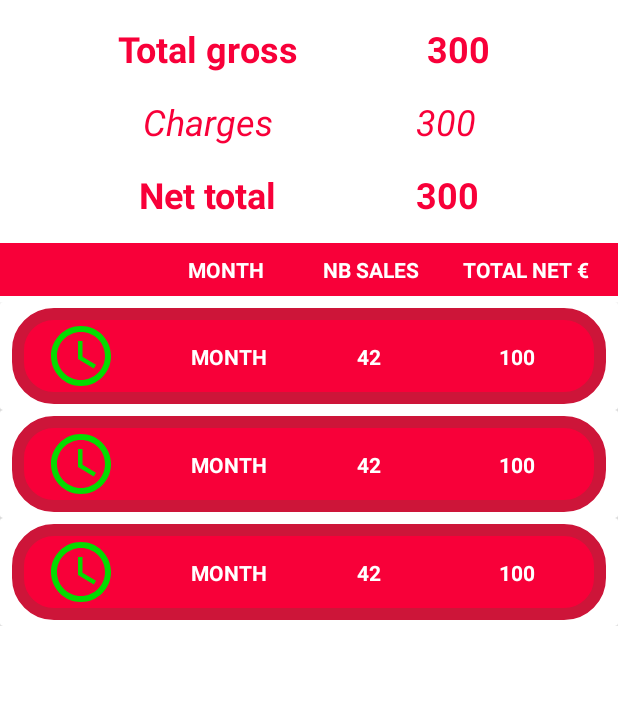
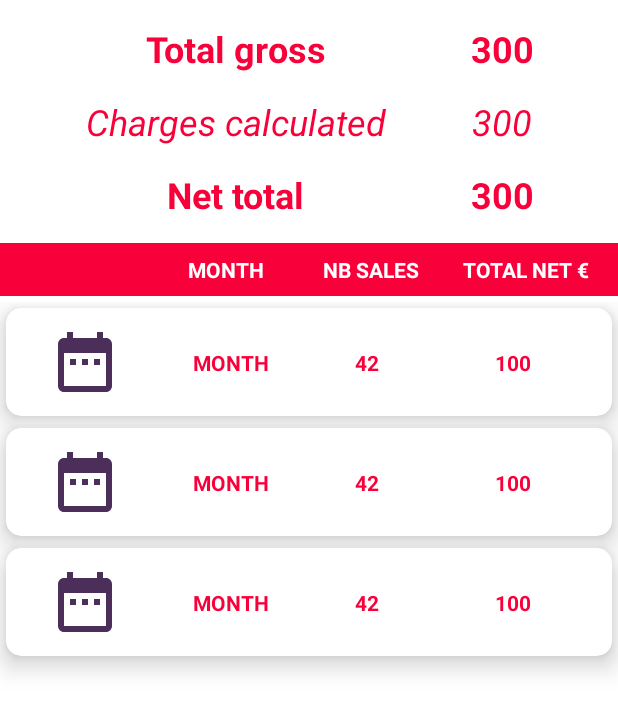
Before and after one commit to CharlotteJu/itch.io-Sales, an Android app: the layout fragment_list_month.xml on its own in the app's theme, with its tools: preview values and no code run, on a phone screen of 412 x 824 dp. Shown: the top 712 px of the screen. Run offline under Robolectric (Android 15) with nearby library versions, the phone set to English and light mode, and no system bars.

Commit message:
Design RCV + Utils

```diff
--- /dev/null
+++ b/app/src/main/java/com/charlotte/judon/gifstats/model/CustomBarEntry.kt
@@ -0,0 +1,6 @@
+package com.charlotte.judon.gifstats.model
+
+import com.github.mikephil.charting.data.BarEntry
+
+data class CustomBarEntry (val barEntry : BarEntry, val name : String) {
+}
--- a/app/src/main/java/com/charlotte/judon/gifstats/views/adapters/SaleAdapter.kt
+++ b/app/src/main/java/com/charlotte/judon/gifstats/views/adapters/SaleAdapter.kt
@@ -49,7 +49,7 @@ class SaleAdapter (private var listSales : List<Sale>, private val context: Cont
 
             itemView.date.text = sale.dateString
 
-            val dateString = Utils.convertStringToDateWithLocale(sale.dateString, sale.hour,"MM/dd/yyyy")
+            val dateString = Utils.convertStringToDateWithLocale(sale.dateString, sale.hour,"MM/dd")
             itemView.date.text = dateString[0]
             itemView.hour.text = dateString[1]
             itemView.country_code.text = sale.countryCode
--- a/app/src/main/java/com/charlotte/judon/gifstats/views/adapters/SaleMonthAdapter.kt
+++ b/app/src/main/java/com/charlotte/judon/gifstats/views/adapters/SaleMonthAdapter.kt
@@ -43,9 +43,9 @@ class SaleMonthAdapter (private var listSales : List<MonthSale>, private var onC
             itemView.total_txt.text = monthSale.totalPrice.toString()
 
             if (monthSale.isInProgress) {
-                itemView.logo_time_ic.setImageResource(R.drawable.ic_baseline_time_red_24)
+                itemView.logo_time_ic.setImageResource(R.drawable.ic_baseline_date_range_in_progress_24)
             } else {
-                itemView.logo_time_ic.setImageResource(R.drawable.ic_baseline_time_green_24)
+                itemView.logo_time_ic.setImageResource(R.drawable.ic_baseline_date_range_finish_24)
             }
 
             itemView.setOnClickListener {
--- a/app/src/main/java/com/charlotte/judon/gifstats/views/fragments/ListFragment.kt
+++ b/app/src/main/java/com/charlotte/judon/gifstats/views/fragments/ListFragment.kt
@@ -40,10 +40,7 @@ class ListFragment : Fragment() {
 
     private fun configureRcv()
     {
-        adapter = SaleAdapter(
-            salesList,
-            requireContext()
-        )
+        adapter = SaleAdapter(salesList, requireContext())
         mView.rcv.adapter = adapter
         mView.rcv.layoutManager = LinearLayoutManager(requireContext())
 
--- /dev/null
+++ b/app/src/main/res/drawable/ic_baseline_date_range_finish_24.xml
@@ -0,0 +1,5 @@
+<vector android:height="48dp" android:tint="#04DC00"
+    android:viewportHeight="24" android:viewportWidth="24"
+    android:width="48dp" xmlns:android="http://schemas.android.com/apk/res/android">
+    <path android:fillColor="@android:color/white" android:pathData="M9,11L7,11v2h2v-2zM13,11h-2v2h2v-2zM17,11h-2v2h2v-2zM19,4h-1L18,2h-2v2L8,4L8,2L6,2v2L5,4c-1.11,0 -1.99,0.9 -1.99,2L3,20c0,1.1 0.89,2 2,2h14c1.1,0 2,-0.9 2,-2L21,6c0,-1.1 -0.9,-2 -2,-2zM19,20L5,20L5,9h14v11z"/>
+</vector>
--- /dev/null
+++ b/app/src/main/res/drawable/ic_baseline_date_range_in_progress_24.xml
@@ -0,0 +1,10 @@
+<vector xmlns:android="http://schemas.android.com/apk/res/android"
+    android:width="48dp"
+    android:height="48dp"
+    android:viewportWidth="24"
+    android:viewportHeight="24"
+    android:tint="@color/colorAccent">
+  <path
+      android:fillColor="@android:color/white"
+      android:pathData="M9,11L7,11v2h2v-2zM13,11h-2v2h2v-2zM17,11h-2v2h2v-2zM19,4h-1L18,2h-2v2L8,4L8,2L6,2v2L5,4c-1.11,0 -1.99,0.9 -1.99,2L3,20c0,1.1 0.89,2 2,2h14c1.1,0 2,-0.9 2,-2L21,6c0,-1.1 -0.9,-2 -2,-2zM19,20L5,20L5,9h14v11z"/>
+</vector>
--- a/app/src/main/res/layout/fragment_list_month.xml
+++ b/app/src/main/res/layout/fragment_list_month.xml
@@ -6,6 +6,18 @@
     android:layout_height="match_parent"
     xmlns:app="http://schemas.android.com/apk/res-auto"
     tools:context=".views.fragments.ListMonthFragment">
+
+    <TextView
+        android:id="@+id/no_sales_month"
+        android:layout_width="wrap_content"
+        android:layout_height="wrap_content"
+        android:text="@string/no_sales_period"
+        android:textStyle="italic"
+        android:layout_marginTop="32dp"
+        app:layout_constraintStart_toStartOf="parent"
+        app:layout_constraintEnd_toEndOf="parent"
+        app:layout_constraintBottom_toBottomOf="parent"
+        app:layout_constraintTop_toTopOf="parent"/>
 
     <androidx.constraintlayout.widget.ConstraintLayout
         android:id="@+id/container_total"
@@ -24,8 +36,8 @@
             android:textSize="24sp"
             android:layout_marginTop="16dp"
             app:layout_constraintTop_toTopOf="parent"
-            app:layout_constraintStart_toStartOf="parent"
-            app:layout_constraintEnd_toStartOf="@id/total_net_txt"/>
+            app:layout_constraintStart_toStartOf="@id/charges_title"
+            app:layout_constraintEnd_toEndOf="@id/charges_title"/>
 
         <TextView
             android:id="@+id/total_brut_txt"
@@ -36,8 +48,8 @@
             android:textStyle="bold"
             android:textSize="24sp"
             app:layout_constraintTop_toTopOf="@id/total_brut_title"
-            app:layout_constraintStart_toEndOf="@id/total_brut_title"
-            app:layout_constraintEnd_toEndOf="parent"/>
+            app:layout_constraintStart_toStartOf="@id/charges_txt"
+            app:layout_constraintEnd_toEndOf="@id/charges_txt"/>
 
         <TextView
             android:id="@+id/charges_title"
@@ -50,7 +62,7 @@
             android:layout_marginTop="16dp"
             app:layout_constraintTop_toBottomOf="@id/total_brut_title"
             app:layout_constraintStart_toStartOf="parent"
-            app:layout_constraintEnd_toStartOf="@id/total_net_txt"/>
+            app:layout_constraintEnd_toStartOf="@id/charges_txt"/>
 
         <TextView
             android:id="@+id/charges_txt"
@@ -74,8 +86,8 @@
             android:textSize="24sp"
             android:layout_marginTop="16dp"
             app:layout_constraintTop_toBottomOf="@id/charges_title"
-            app:layout_constraintStart_toStartOf="parent"
-            app:layout_constraintEnd_toStartOf="@id/total_net_txt"/>
+            app:layout_constraintStart_toStartOf="@id/charges_title"
+            app:layout_constraintEnd_toEndOf="@id/charges_title"/>
 
         <TextView
             android:id="@+id/total_net_txt"
@@ -86,8 +98,9 @@
             android:textStyle="bold"
             android:textSize="24sp"
             app:layout_constraintTop_toTopOf="@id/total_net_title"
-            app:layout_constraintStart_toEndOf="@id/total_net_title"
-            app:layout_constraintEnd_toEndOf="parent"/>
+            app:layout_constraintStart_toStartOf="@id/charges_txt"
+            app:layout_constraintEnd_toEndOf="@id/charges_txt"/>
+
     </androidx.constraintlayout.widget.ConstraintLayout>
 
     <View
@@ -160,18 +173,13 @@
 
     </androidx.constraintlayout.widget.ConstraintLayout>
 
-    <LinearLayout
+    <androidx.recyclerview.widget.RecyclerView
+        android:id="@+id/rcv_month"
         android:layout_width="match_parent"
-        android:layout_height="wrap_content"
-        app:layout_constraintTop_toBottomOf="@id/container_title">
-
-        <androidx.recyclerview.widget.RecyclerView
-            android:id="@+id/rcv"
-            android:layout_width="match_parent"
-            android:layout_height="wrap_content"
-            android:layout_marginTop="4dp"
-            android:paddingBottom="?attr/actionBarSize"
-            tools:listitem="@layout/item_month_sale"/>
-    </LinearLayout>
+        android:layout_height="0dp"
+        android:layout_marginTop="4dp"
+        tools:listitem="@layout/item_month_sale"
+        app:layout_constraintBottom_toBottomOf="parent"
+        app:layout_constraintTop_toBottomOf="@id/container_title" />
 
 </androidx.constraintlayout.widget.ConstraintLayout>
--- a/app/src/main/res/layout/fragment_map.xml
+++ b/app/src/main/res/layout/fragment_map.xml
@@ -43,13 +43,10 @@
     <androidx.recyclerview.widget.RecyclerView
         android:id="@+id/rcv_country"
         android:layout_width="match_parent"
-        android:layout_height="250dp"
+        android:layout_height="0dp"
         tools:listitem="@layout/item_country"
         android:layout_marginTop="16dp"
-        android:paddingBottom="32dp"
         app:layout_constraintTop_toBottomOf="@id/anyChartViewCountry"
-        app:layout_constraintStart_toStartOf="parent"
-        app:layout_constraintEnd_toEndOf="parent"
         app:layout_constraintBottom_toBottomOf="parent"/>
 
     <TextView
--- a/app/src/main/res/layout/item_month_sale.xml
+++ b/app/src/main/res/layout/item_month_sale.xml
@@ -5,12 +5,14 @@
     android:layout_width="match_parent"
     android:layout_height="wrap_content"
     xmlns:tools="http://schemas.android.com/tools"
-    xmlns:app="http://schemas.android.com/apk/res-auto">
+    xmlns:app="http://schemas.android.com/apk/res-auto"
+    app:cardElevation="10dp"
+    app:cardCornerRadius="10dp"
+    android:layout_margin="4dp">
 
     <androidx.constraintlayout.widget.ConstraintLayout
         android:layout_width="match_parent"
         android:layout_height="match_parent"
-        android:background="@drawable/background_month"
         android:layout_marginHorizontal="8dp"
         android:layout_marginVertical="4dp"
         android:paddingVertical="8dp">
@@ -19,7 +21,7 @@
             android:id="@+id/logo_time_ic"
             android:layout_width="wrap_content"
             android:layout_height="wrap_content"
-            android:src="@drawable/ic_baseline_time_green_24"
+            android:src="@drawable/ic_baseline_date_range_in_progress_24"
             app:layout_constraintBottom_toBottomOf="parent"
             app:layout_constraintEnd_toStartOf="@id/guideline1"
             app:layout_constraintStart_toStartOf="parent"
@@ -29,7 +31,7 @@
             android:id="@+id/month_txt"
             android:layout_width="wrap_content"
             android:layout_height="wrap_content"
-            android:textColor="@color/colorWhite"
+            android:textColor="@color/colorPrimary"
             android:textStyle="bold"
             app:layout_constraintBottom_toBottomOf="parent"
             app:layout_constraintEnd_toStartOf="@+id/guideline2"
@@ -41,7 +43,7 @@
             android:id="@+id/nb_vente_txt"
             android:layout_width="wrap_content"
             android:layout_height="wrap_content"
-            android:textColor="@color/colorWhite"
+            android:textColor="@color/colorPrimary"
             android:textStyle="bold"
             app:layout_constraintBottom_toBottomOf="parent"
             app:layout_constraintEnd_toStartOf="@id/guideline3"
@@ -53,7 +55,7 @@
             android:id="@+id/total_txt"
             android:layout_width="wrap_content"
             android:layout_height="wrap_content"
-            android:textColor="@color/colorWhite"
+            android:textColor="@color/colorPrimary"
             android:textStyle="bold"
             app:layout_constraintBottom_toBottomOf="parent"
             app:layout_constraintEnd_toEndOf="parent"
--- a/app/src/main/res/values/strings.xml
+++ b/app/src/main/res/values/strings.xml
@@ -23,7 +23,7 @@
     <string name="refresh_csv">Refresh CSV</string>
     <string name="download_from_itch">Download from Itch</string>
     <string name="gross_total">Total gross</string>
-    <string name="charges">Charges</string>
+    <string name="charges">Charges calculated</string>
     <string name="net_total">Net total</string>
     <string name="month">MONTH</string>
     <string name="nb_sales">NB SALES</string>
```
Also changed, not shown: app/src/main/java/com/charlotte/judon/gifstats/utils/Utils.kt (+87 -46 lines), app/src/main/java/com/charlotte/judon/gifstats/views/fragments/ListMonthFragment.kt (+25 -9 lines), app/src/main/res/layout/fragment_list.xml (+38 -16 lines), app/src/main/res/layout/item_country.xml (+7 -6 lines), app/src/main/res/layout/item_sale.xml (+45 -20 lines), 3 other files.
